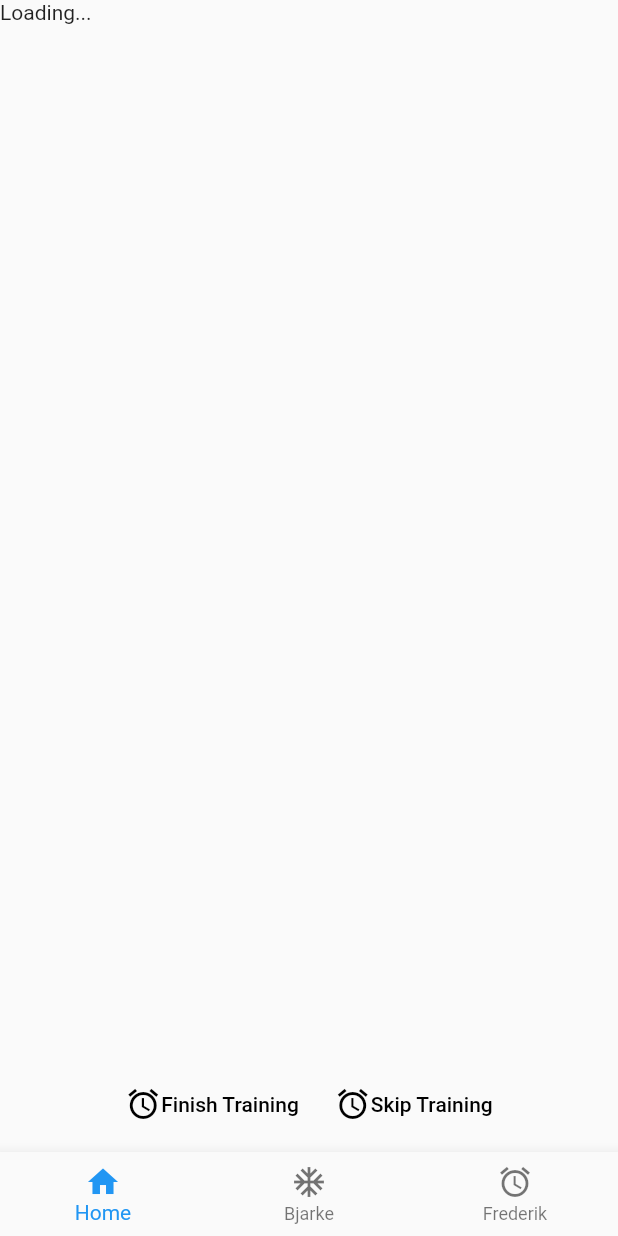
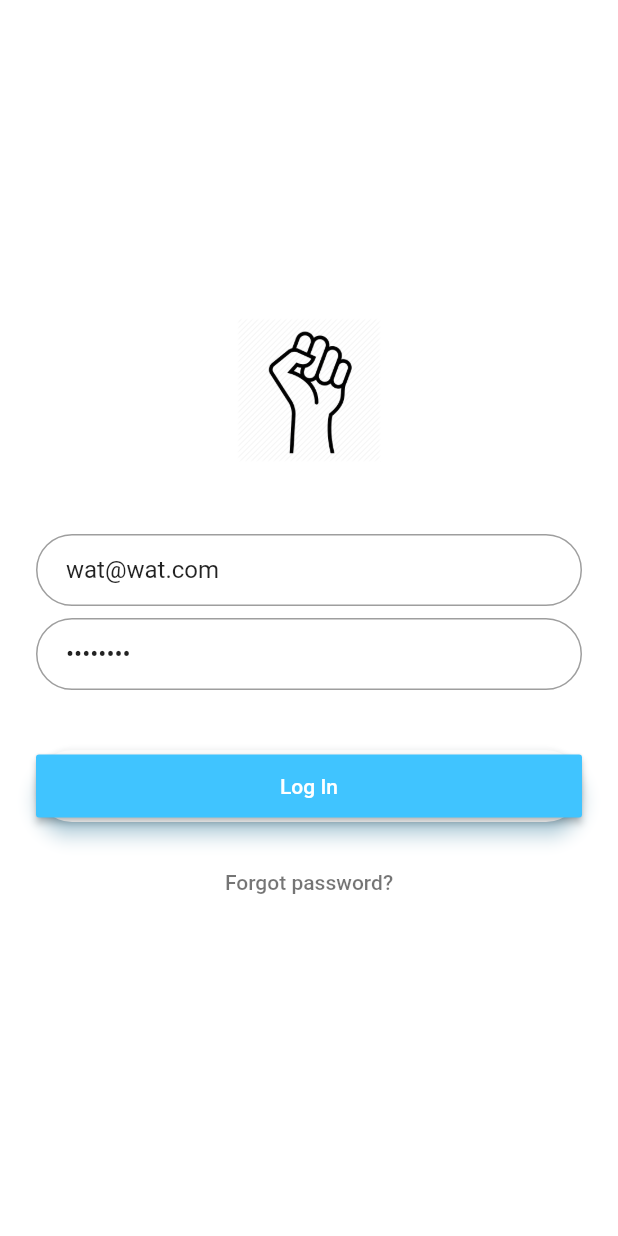
Before and after one commit to JonasAgger/GetStronkQuick, a Flutter app: the screen it shows after launch, on a phone screen of 412 x 824 dp. Run offline on Flutter 3.47's test engine with Material 2 defaults, Android fonts, the phone set to English and light mode, and no system bars; our stand-ins replace cloud_firestore, firebase_auth; missing offline and left inert: simple_coverflow; accounts and stored records are empty.

Commit message:
added login screen

```diff
--- /dev/null
+++ b/get_stronk_quick/lib/LoginPage.dart
@@ -0,0 +1,92 @@
+import "package:flutter/material.dart";
+import "firebaseUtil.dart";
+
+class LoginPage extends StatefulWidget {
+  static String tag = 'login-page';
+  @override
+  _LoginPageState createState() => new _LoginPageState();
+}
+
+class _LoginPageState extends State<LoginPage> {
+  @override
+  Widget build(BuildContext context) {
+    final logo = Hero(
+      tag: 'hero',
+      child: CircleAvatar(
+        backgroundColor: Colors.transparent,
+        radius: 48.0,
+        child: Image.asset("assets/logo.png"),
+      ),
+    );
+
+    final email = TextFormField(
+      keyboardType: TextInputType.emailAddress,
+      autofocus: false,
+      initialValue: "wat@wat.com",
+      decoration: InputDecoration(
+        hintText: 'Email',
+        contentPadding: EdgeInsets.fromLTRB(20.0, 10.0, 20.0, 10.0),
+        border: OutlineInputBorder(borderRadius: BorderRadius.circular(32.0)),
+      ),
+    );
+
+    final password = TextFormField(
+      autofocus: false,
+      initialValue: 'passwerd',
+      obscureText: true,
+      decoration: InputDecoration(
+        hintText: 'Password',
+        contentPadding: EdgeInsets.fromLTRB(20.0, 10.0, 20.0, 10.0),
+        border: OutlineInputBorder(borderRadius: BorderRadius.circular(32.0)),
+      ),
+    );
+
+    final loginButton = Padding(
+      padding: EdgeInsets.symmetric(vertical: 16.0),
+      child: Material(
+        borderRadius: BorderRadius.circular(30.0),
+        shadowColor: Colors.lightBlueAccent.shade100,
+        elevation: 5.0,
+        child: MaterialButton(
+          minWidth: 200.0,
+          height: 42.0,
+          onPressed: () {
+            print(email.toString());
+            print(password.toString());
+            //FireStoreWrapper.logIn(email, password);
+          },
+          color: Colors.lightBlueAccent,
+          child: Text('Log In', style: TextStyle(color: Colors.white)),
+        ),
+      ),
+    );
+
+    final forgotLabel = FlatButton(
+      child: Text(
+        'Forgot password?',
+        style: TextStyle(color: Colors.black54),
+      ),
+      onPressed: () {},
+    );
+
+    return Scaffold(
+      backgroundColor: Colors.white,
+      body: Center(
+        child: ListView(
+          shrinkWrap: true,
+          padding: EdgeInsets.only(left: 24.0, right: 24.0),
+          children: <Widget>[
+            logo,
+            SizedBox(height: 48.0),
+            email,
+            SizedBox(height: 8.0),
+            password,
+            SizedBox(height: 24.0),
+            loginButton,
+            forgotLabel
+          ],
+        ),
+      ),
+    );
+  }
+}
--- a/get_stronk_quick/lib/firebaseUtil.dart
+++ b/get_stronk_quick/lib/firebaseUtil.dart
@@ -1,64 +1,67 @@
 import 'package:cloud_firestore/cloud_firestore.dart';
+import 'package:firebase_auth/firebase_auth.dart';
+import "TrainingSession.dart";
 
-class TrainingSession {
-  DocumentReference reference;
-  String day;
-  List<Exercises> exercises;
+class FireStoreWrapper
+{
+  static FirebaseUser user;
 
-  TrainingSession.data(this.reference, this.day, DocumentSnapshot snapshot)
+  static void logIn(String email, String password)
   {
-    this.day ??= "Monday";
-    this.exercises = new List<Exercises>.generate(snapshot.data["exercises"].length,
-    (int index) => Exercises.from(snapshot, index)
-    );
+    var futureUser = FirebaseAuth.instance.signInWithEmailAndPassword(email: email, password: password);
+
+    futureUser.then((value) => user = value);
   }
 
-  TrainingSession(this.day, this.exercises);
+  static void signUp(String email, String password)
+  {
+    FirebaseAuth.instance.createUserWithEmailAndPassword(email: email, password: password).then((a) => print("user Created: " + a.uid));
+  }
 
-  factory TrainingSession.from(DocumentSnapshot snapshot) =>
-  TrainingSession.data(
-    snapshot.reference,
-    snapshot.data["day"],
-    snapshot,
-    );
+  static bool isLoggedIn()
+  {
+    return user != null;
+  }
 
-  void save() {
 
-    if (reference == null)
+  static void saveTrainingSession(TrainingSession session)
   {
-      reference = Firestore.instance.collection("jonas").document();
+    if (session.reference == null)
+      {
+        session.reference = Firestore.instance.collection("jonas").document();
       }
 
       Firestore.instance.runTransaction((Transaction ts) async {
-      var document = await ts.get(reference);
+        var document = await ts.get(session.reference);
 
         if (document.exists)
         {
-        await ts.update(reference, toMap());
+          await ts.update(session.reference, session.toMap());
         }
         else
         {
-        await ts.set(reference, toMap());
+          await ts.set(session.reference, session.toMap());
         }
       });
   }
 
-bool exists() {
-  return reference != null;
+  static bool trainingSessionExists(TrainingSession session)
+  {
+    return session.reference != null;
   }
 
-void delete() {
-  if (reference == null)
+  static void deleteTrainingSession(TrainingSession session) {
+  if (session.reference == null)
     {
       return;
     }
 
     Firestore.instance.runTransaction((Transaction ts) async {
-      var document = await ts.get(reference);
+      var document = await ts.get(session.reference);
 
       if (document.exists)
       {
-        await ts.delete(reference);
+        await ts.delete(session.reference);
       }
       else
       {
@@ -66,66 +69,4 @@ void delete() {
       }
     });
   }
-
-  Map<String, dynamic> toMap() {
-    return {
-      "day": day,
-      "exercises": exercises.map((f) => f.toMap()).toList()
-    };
 }
-}
-
-class Exercises {
-  String name;
-  List<Sets> sets;
-
-  Exercises(this.name, this.sets);
-
-  Exercises.data(this.name, int exerciseIndex, DocumentSnapshot snapshot)
-  {
-    this.name ??= "Squat";
-    this.sets = new List<Sets>.generate(snapshot.data["exercises"][exerciseIndex]["sets"].length,
-    (int index) => Sets.from(snapshot, exerciseIndex, index),
-    );
-  }
-
-  factory Exercises.from(DocumentSnapshot snapshot, int index) =>
-  Exercises.data(
-    snapshot.data["exercises"][index]["name"],
-    index,
-    snapshot,
-    );
-
-    Map<String, dynamic> toMap() {
-    return {
-      "name": name,
-      "sets": sets.map((f) => f.toMap()).toList()
-    };
-  }
-}
-
-class Sets {
-  int rpe;
-  int reps;
-
-
-
-  Sets.data(this.rpe, this.reps)
-  {
-    this.rpe ??= 9;
-    this.reps ??= 5;
-  }
-
-  factory Sets.from(DocumentSnapshot snapshot, int exerciseIndex, int index) =>
-  Sets.data(
-    snapshot.data["exercises"][exerciseIndex]["sets"][index]["rpe"],
-    snapshot.data["exercises"][exerciseIndex]["sets"][index]["reps"],
-    );
-
-  Map<String, dynamic> toMap() {
-    return {
-      "rpe": rpe,
-      "reps": reps
-    };
-  }
-}
--- a/get_stronk_quick/lib/main.dart
+++ b/get_stronk_quick/lib/main.dart
@@ -1,13 +1,11 @@
 import 'package:flutter/material.dart';
 import 'firebaseUtil.dart';
-// import 'package:firebase_auth/firebase_auth.dart';
 import 'package:cloud_firestore/cloud_firestore.dart';
 import 'package:simple_coverflow/simple_coverflow.dart';
-// FirebaseUser user;
-
+import "TrainingSession.dart";
+import "LoginPage.dart";
 
 main() async {
-  // user = await FirebaseAuth.instance.signInAnonymously();
 
   runApp(MaterialApp(
     title: "watApp",
@@ -48,7 +46,9 @@ int _currentIndex = 0;
 
   @override
   Widget build(BuildContext context) {
-    return Scaffold(
+    if (false)//FireStoreWrapper.isLoggedIn())
+    {
+      return Scaffold(
       body: _children[_currentIndex],
       bottomNavigationBar: BottomNavigationBar(
         onTap: doSomething,
@@ -69,6 +69,12 @@ int _currentIndex = 0;
         ],
       ),
     );
+    }
+    else
+    {
+      return LoginPage();
+    }
+
   }
 
   void doSomething(int index) {
@@ -90,6 +96,7 @@ class TrainingPageDay extends State<FirstPage>
 {
   int _dayIndex = 0;
   int _maxIndex = 0;
+  List<TrainingSession> trainingData;
 
   @override
   Widget build(BuildContext context)
@@ -102,7 +109,7 @@ class TrainingPageDay extends State<FirstPage>
 
               _maxIndex = snapshot.data?.documents?.length ?? 0;
 
-              var trainingData = documents.map((snapshot) => TrainingSession.from(snapshot)).toList();
+              trainingData = documents.map((snapshot) => TrainingSession.from(snapshot)).toList();
               if (trainingData.length == 0) return Text("Loading...");
               return TrainingPage(trainingData[_dayIndex]);
             }
@@ -142,7 +149,7 @@ class TrainingPageDay extends State<FirstPage>
     var newData = new TrainingSession("watday", [ new Exercises("dedlifte", [new Sets.data(4, 5), new Sets.data(5, 5)] ),
     new Exercises("Bicep curls", [new Sets.data(2, 12), new Sets.data(4, 12)])]);
 
-    if (newData.exists())
+    if (FireStoreWrapper.trainingSessionExists(newData)) return;
   }
 }
 
--- a/get_stronk_quick/pubspec.yaml
+++ b/get_stronk_quick/pubspec.yaml
@@ -21,6 +21,7 @@ dependencies:
   cupertino_icons: ^0.1.2
   cloud_firestore: ^0.7.3
   simple_coverflow: ^0.0.6
+  firebase_auth: ^0.5.20
 
 dev_dependencies:
   flutter_test:
@@ -32,7 +33,8 @@ dev_dependencies:
 
 # The following section is specific to Flutter.
 flutter:
-
+  assets:
+    - assets/
   # The following line ensures that the Material Icons font is
   # included with your application, so that you can use the icons in
   # the material Icons class.
```
Also changed, not shown: get_stronk_quick/lib/TrainingSession.dart (added, +88 -0 lines), get_stronk_quick/assets/logo.png (added), get_stronk_quick/pubspec.lock, 2 other files. Lines whose indentation alone changed are shown as unchanged.
